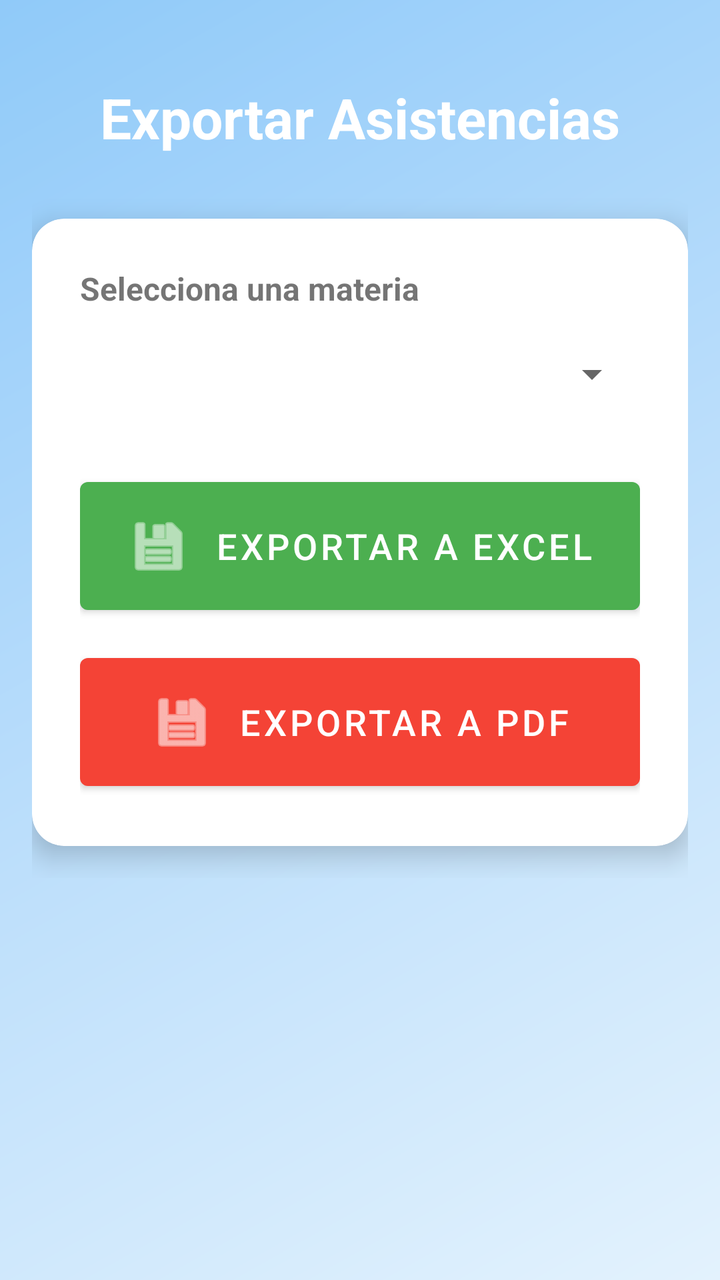
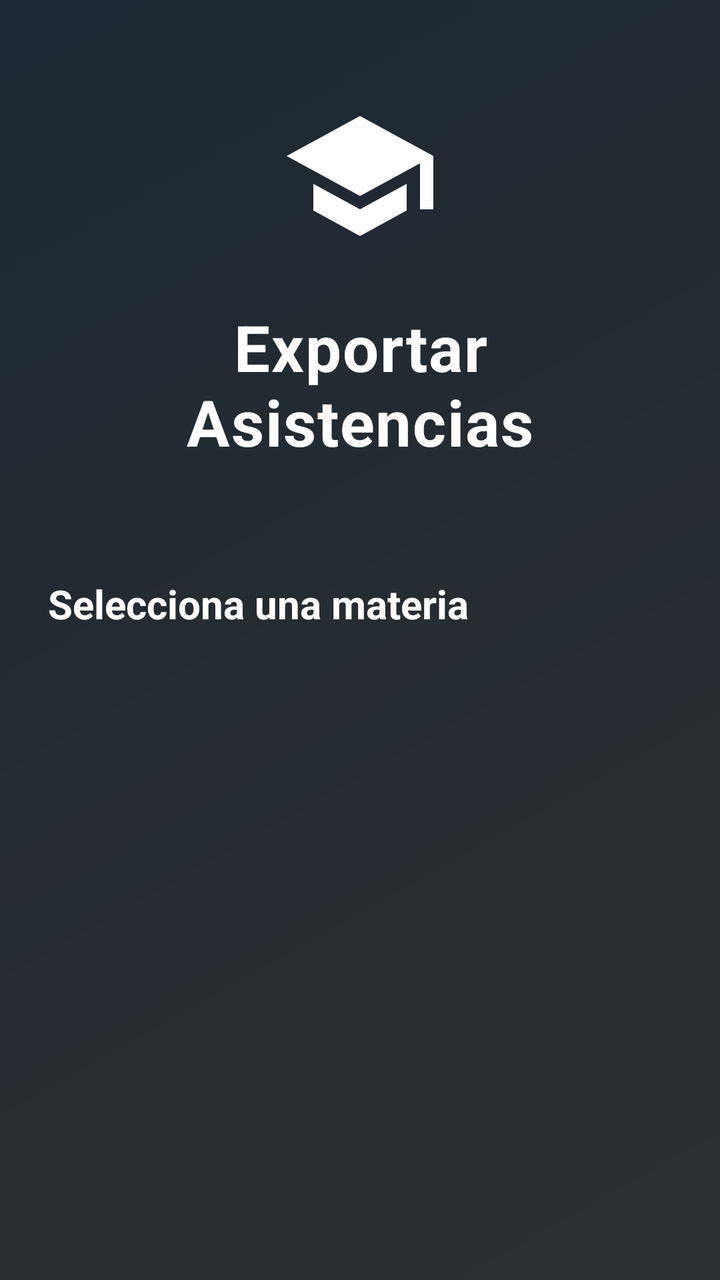

Screens rendered from an Android XML layout before and after an edit, with the pre-edit source and the edit as a unified diff.
<!-- AndroidManifest.xml: activity theme Theme.Asistente -->
<!-- res/layout/activity_docente.xml -->
<?xml version="1.0" encoding="utf-8"?>
<ScrollView xmlns:android="http://schemas.android.com/apk/res/android"
    xmlns:app="http://schemas.android.com/apk/res-auto"
    android:layout_width="match_parent"
    android:layout_height="match_parent"
    android:padding="16dp"
    android:background="@drawable/background_university">

    <LinearLayout
        android:layout_width="match_parent"
        android:layout_height="wrap_content"
        android:orientation="vertical">

        
        <TextView
            android:layout_width="match_parent"
            android:layout_height="wrap_content"
            android:text="@string/docente_titulo"
            android:textSize="28sp"
            android:textStyle="bold"
            android:textColor="@android:color/white"
            android:gravity="center"
            android:layout_marginTop="24dp"
            android:layout_marginBottom="32dp" />

        
        <androidx.cardview.widget.CardView
            android:layout_width="match_parent"
            android:layout_height="wrap_content"
            android:layout_marginBottom="16dp"
            app:cardCornerRadius="16dp"
            app:cardElevation="8dp">

            <LinearLayout
                android:layout_width="match_parent"
                android:layout_height="wrap_content"
                android:orientation="vertical"
                android:padding="24dp">

                
                <TextView
                    android:layout_width="match_parent"
                    android:layout_height="wrap_content"
                    android:text="@string/docente_seleccionar_materia"
                    android:textSize="16sp"
                    android:textStyle="bold"
                    android:layout_marginBottom="8dp" />

                <Spinner
                    android:id="@+id/spinnerMaterias"
                    android:layout_width="match_parent"
                    android:layout_height="wrap_content"
                    android:layout_marginBottom="24dp"
                    android:minHeight="48dp" />

                
                <com.google.android.material.button.MaterialButton
                    android:id="@+id/btnExportarExcel"
                    android:layout_width="match_parent"
                    android:layout_height="wrap_content"
                    android:text="@string/docente_exportar_excel"
                    android:textSize="18sp"
                    android:padding="16dp"
                    android:layout_marginBottom="12dp"
                    app:icon="@android:drawable/ic_menu_save"
                    app:iconGravity="textStart"
                    app:iconPadding="12dp"
                    app:backgroundTint="#4CAF50" />

                <com.google.android.material.button.MaterialButton
                    android:id="@+id/btnExportarPDF"
                    android:layout_width="match_parent"
                    android:layout_height="wrap_content"
                    android:text="@string/docente_exportar_pdf"
                    android:textSize="18sp"
                    android:padding="16dp"
                    app:icon="@android:drawable/ic_menu_save"
                    app:iconGravity="textStart"
                    app:iconPadding="12dp"
                    app:backgroundTint="#F44336" />
            </LinearLayout>
        </androidx.cardview.widget.CardView>

    </LinearLayout>
</ScrollView>
<!-- resources referenced by this layout -->
<resources>
  <!-- drawable background_university (drawable) -->
  <?xml version="1.0" encoding="utf-8"?>
  <shape xmlns:android="http://schemas.android.com/apk/res/android"
      android:shape="rectangle">
      
      <solid android:color="#E8EAF6" />
      <gradient
          android:angle="135"
          android:startColor="#E3F2FD"
          android:centerColor="#BBDEFB"
          android:endColor="#90CAF9" />
  </shape>
  <string name="docente_exportar_excel">Exportar a Excel</string>
  <string name="docente_exportar_pdf">Exportar a PDF</string>
  <string name="docente_seleccionar_materia">Selecciona una materia</string>
  <string name="docente_titulo">Exportar Asistencias</string>
  <style name="Theme.Asistente" parent="Theme.MaterialComponents.Light.NoActionBar" />
</resources>

<!-- the commit's change to res/layout/activity_docente.xml (unified diff, before → after) -->
@@ -1,85 +1,93 @@
 <?xml version="1.0" encoding="utf-8"?>
-<ScrollView xmlns:android="http://schemas.android.com/apk/res/android"
+<androidx.coordinatorlayout.widget.CoordinatorLayout xmlns:android="http://schemas.android.com/apk/res/android"
     xmlns:app="http://schemas.android.com/apk/res-auto"
+    xmlns:tools="http://schemas.android.com/tools"
     android:layout_width="match_parent"
     android:layout_height="match_parent"
-    android:padding="16dp"
-    android:background="@drawable/background_university">
+    android:background="@drawable/background_university"
+    tools:context=".presentacion.DocenteActivity">
 
-    <LinearLayout
+    
+    <View
+        android:id="@+id/overlay"
         android:layout_width="match_parent"
-        android:layout_height="wrap_content"
-        android:orientation="vertical">
+        android:layout_height="match_parent"
+        android:background="#CC000000" />
 
-        
-        <TextView
+    
+    <androidx.core.widget.NestedScrollView
+        android:id="@+id/nestedScrollView"
+        android:layout_width="match_parent"
+        android:layout_height="match_parent"
+        android:fillViewport="true">
+
+        <LinearLayout
             android:layout_width="match_parent"
             android:layout_height="wrap_content"
-            android:text="@string/docente_titulo"
-            android:textSize="28sp"
-            android:textStyle="bold"
-            android:textColor="@android:color/white"
-            android:gravity="center"
-            android:layout_marginTop="24dp"
-            android:layout_marginBottom="32dp" />
+            android:orientation="vertical">
 
-        
-        <androidx.cardview.widget.CardView
-            android:layout_width="match_parent"
-            android:layout_height="wrap_content"
-            android:layout_marginBottom="16dp"
-            app:cardCornerRadius="16dp"
-            app:cardElevation="8dp">
-
+            
             <LinearLayout
                 android:layout_width="match_parent"
                 android:layout_height="wrap_content"
                 android:orientation="vertical"
-                android:padding="24dp">
+                android:paddingStart="32dp"
+                android:paddingEnd="32dp"
+                android:paddingTop="48dp"
+                android:paddingBottom="32dp"
+                android:gravity="center_horizontal">
+
+                <ImageView
+                    android:layout_width="80dp"
+                    android:layout_height="80dp"
+                    android:src="@drawable/ic_school_24"
+                    android:contentDescription="@string/docente_titulo"
+                    android:layout_marginBottom="24dp"
+                    app:tint="@android:color/white" />
+
+                <TextView
+                    android:layout_width="wrap_content"
+                    android:layout_height="wrap_content"
+                    android:text="@string/docente_titulo"
+                    android:textColor="@android:color/white"
+                    android:textSize="32sp"
+                    android:textStyle="bold"
+                    android:letterSpacing="0.02"
+                    android:gravity="center" />
+
+            </LinearLayout>
+
+            
+            <LinearLayout
+                android:layout_width="match_parent"
+                android:layout_height="wrap_content"
+                android:orientation="vertical"
+                android:paddingStart="24dp"
+                android:paddingEnd="24dp"
+                android:paddingTop="24dp"
+                android:paddingBottom="32dp">
 
                 
                 <TextView
                     android:layout_width="match_parent"
                     android:layout_height="wrap_content"
                     android:text="@string/docente_seleccionar_materia"
-                    android:textSize="16sp"
+                    android:textSize="20sp"
                     android:textStyle="bold"
+                    android:textColor="@android:color/white"
                     android:layout_marginBottom="8dp" />
 
-                <Spinner
-                    android:id="@+id/spinnerMaterias"
+                
+                <androidx.recyclerview.widget.RecyclerView
+                    android:id="@+id/recyclerViewGrupos"
                     android:layout_width="match_parent"
                     android:layout_height="wrap_content"
-                    android:layout_marginBottom="24dp"
-                    android:minHeight="48dp" />
+                    android:clipToPadding="false"
+                    android:padding="0dp"
+                    android:nestedScrollingEnabled="false" />
 
-                
-                <com.google.android.material.button.MaterialButton
-                    android:id="@+id/btnExportarExcel"
-                    android:layout_width="match_parent"
-                    android:layout_height="wrap_content"
-                    android:text="@string/docente_exportar_excel"
-                    android:textSize="18sp"
-                    android:padding="16dp"
-                    android:layout_marginBottom="12dp"
-                    app:icon="@android:drawable/ic_menu_save"
-                    app:iconGravity="textStart"
-                    app:iconPadding="12dp"
-                    app:backgroundTint="#4CAF50" />
+            </LinearLayout>
+        </LinearLayout>
+    </androidx.core.widget.NestedScrollView>
 
-                <com.google.android.material.button.MaterialButton
-                    android:id="@+id/btnExportarPDF"
-                    android:layout_width="match_parent"
-                    android:layout_height="wrap_content"
-                    android:text="@string/docente_exportar_pdf"
-                    android:textSize="18sp"
-                    android:padding="16dp"
-                    app:icon="@android:drawable/ic_menu_save"
-                    app:iconGravity="textStart"
-                    app:iconPadding="12dp"
-                    app:backgroundTint="#F44336" />
-            </LinearLayout>
-        </androidx.cardview.widget.CardView>
-
-    </LinearLayout>
-</ScrollView>
+</androidx.coordinatorlayout.widget.CoordinatorLayout>
<!-- resource entries referenced after the edit -->
@@ -12,8 +12,17 @@
           android:centerColor="#BBDEFB"
           android:endColor="#90CAF9" />
   </shape>
-  <string name="docente_exportar_excel">Exportar a Excel</string>
-  <string name="docente_exportar_pdf">Exportar a PDF</string>
+  <!-- drawable ic_school_24 (drawable) -->
+  <vector xmlns:android="http://schemas.android.com/apk/res/android"
+      android:width="24dp"
+      android:height="24dp"
+      android:viewportWidth="24"
+      android:viewportHeight="24"
+      android:tint="?attr/colorControlNormal">
+      <path
+          android:fillColor="@android:color/white"
+          android:pathData="M5,13.18v4L12,21l7,-3.82v-4L12,17l-7,-3.82zM12,3L1,9l11,6 9,-4.91V17h2V9L12,3z"/>
+  </vector>
   <string name="docente_seleccionar_materia">Selecciona una materia</string>
   <string name="docente_titulo">Exportar Asistencias</string>
   <style name="Theme.Asistente" parent="Theme.MaterialComponents.Light.NoActionBar" />
